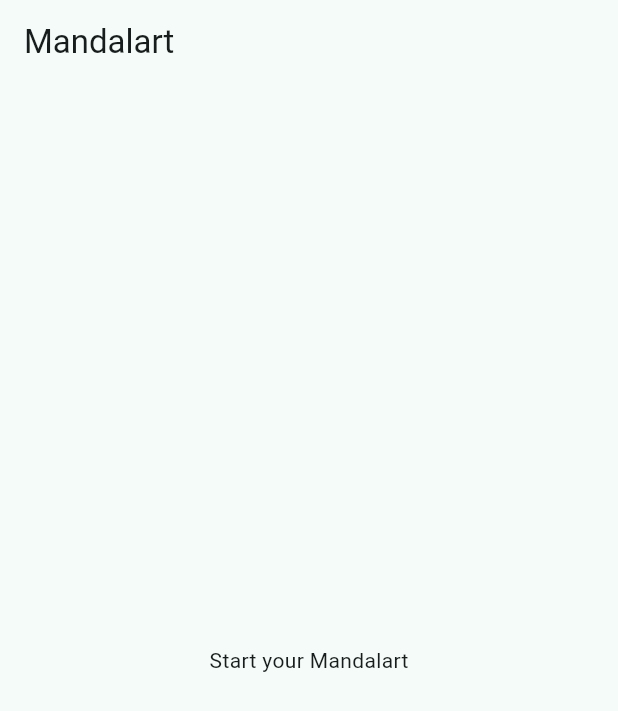
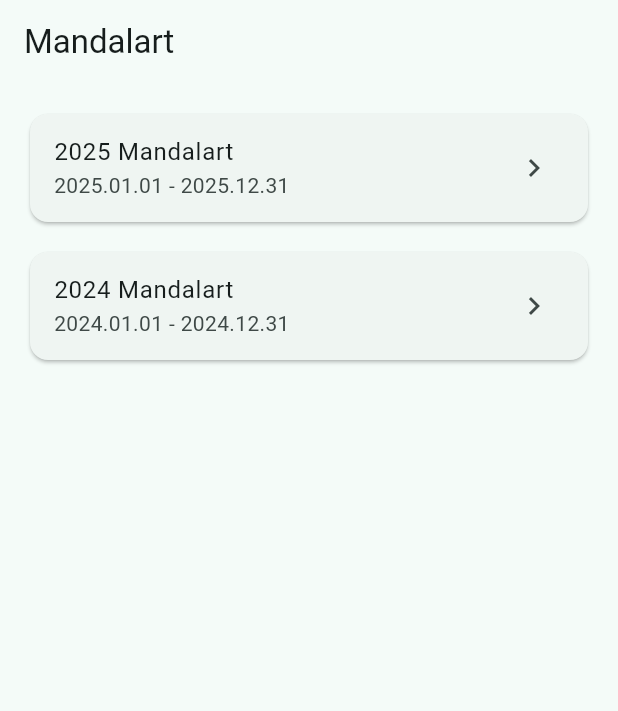
Before and after one commit to evan-hwang/mandalart-rpg, a Flutter app: the screen it shows after launch, on a phone screen of 412 x 824 dp. Shown: the top 711 px of the screen. Run offline on Flutter 3.47's test engine with Material 3 defaults, Android fonts, the phone set to English and light mode, and no system bars.

Commit message:
feat: add mandalart list screen

```diff
--- a/lib/features/home/home_screen.dart
+++ b/lib/features/home/home_screen.dart
@@ -1,16 +1,33 @@
 import 'package:flutter/material.dart';
+import 'package:mandalart/features/mandalart/mandalart_store.dart';
 
 class HomeScreen extends StatelessWidget {
   const HomeScreen({super.key});
 
   @override
   Widget build(BuildContext context) {
+    final mandalarts = const MandalartStore().loadMandalarts();
+
     return Scaffold(
       appBar: AppBar(
         title: const Text('Mandalart'),
       ),
-      body: const Center(
-        child: Text('Start your Mandalart'),
+      body: ListView.separated(
+        padding: const EdgeInsets.all(16),
+        itemCount: mandalarts.length,
+        separatorBuilder: (_, __) => const SizedBox(height: 12),
+        itemBuilder: (context, index) {
+          final mandalart = mandalarts[index];
+
+          return Card(
+            child: ListTile(
+              title: Text(mandalart.title),
+              subtitle: Text(mandalart.dateRangeLabel),
+              trailing: const Icon(Icons.chevron_right),
+              onTap: () {},
+            ),
+          );
+        },
       ),
     );
   }
--- /dev/null
+++ b/lib/features/mandalart/mandalart.dart
@@ -0,0 +1,11 @@
+class Mandalart {
+  const Mandalart({
+    required this.id,
+    required this.title,
+    required this.dateRangeLabel,
+  });
+
+  final String id;
+  final String title;
+  final String dateRangeLabel;
+}
--- /dev/null
+++ b/lib/features/mandalart/mandalart_store.dart
@@ -0,0 +1,20 @@
+import 'package:mandalart/features/mandalart/mandalart.dart';
+
+class MandalartStore {
+  const MandalartStore();
+
+  List<Mandalart> loadMandalarts() {
+    return const [
+      Mandalart(
+        id: '2025',
+        title: '2025 Mandalart',
+        dateRangeLabel: '2025.01.01 - 2025.12.31',
+      ),
+      Mandalart(
+        id: '2024',
+        title: '2024 Mandalart',
+        dateRangeLabel: '2024.01.01 - 2024.12.31',
+      ),
+    ];
+  }
+}
```
Also changed, not shown: 1 other file.
